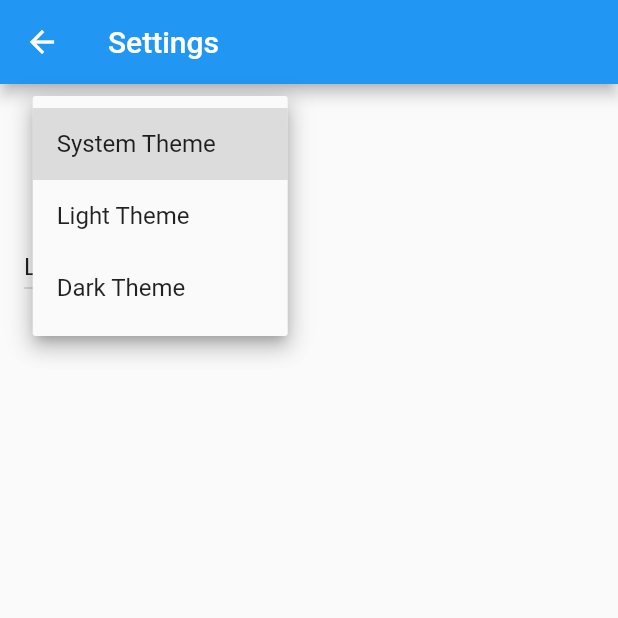
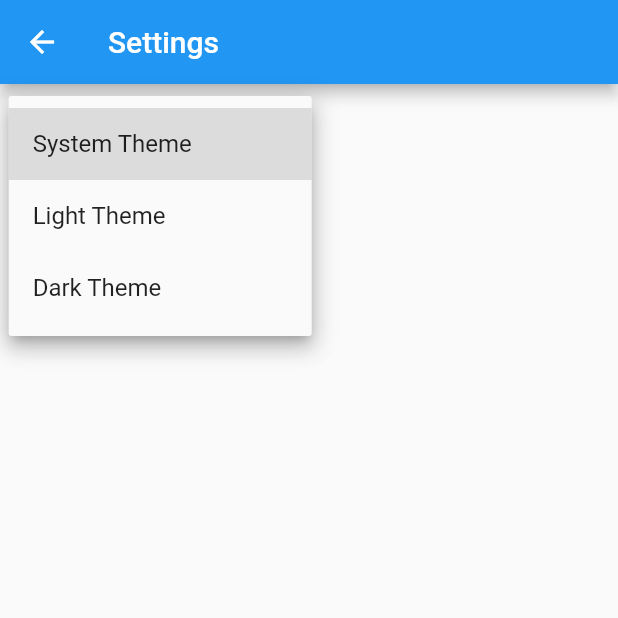
Before and after one commit to ncueteam/ncue, a Flutter app: the SettingsView screen opened by its route, after a tap on "System Theme", on a phone screen of 412 x 824 dp, the top half of it. Run offline on Flutter 3.47's test engine with Material 2 defaults, Android fonts, the light colour scheme and no system bars; our stand-ins replace audioplayers, cloud_firestore, firebase_auth, firebase_core, flutter_blue_plus, local_auth and 3 more; missing offline and left inert: encrypt, firebase_ui_auth, firebase_ui_localizations, firebase_ui_oauth_facebook, firebase_ui_oauth_google, mqtt_client; accounts and stored records are empty; generated files the repository leaves out were written again.

Commit message:
整體架構更新 RouteView基礎元件: 包含 1.settingcontroller loader 2.icon of the page 3.name of the page 4.IconRouterButton 更新

```diff
--- /dev/null
+++ b/lib/src/features/basic/route_view.dart
@@ -0,0 +1,17 @@
+import 'package:flutter/material.dart';
+import 'package:ncue_app/src/features/settings/settings_controller.dart';
+
+import '../settings/settings_service.dart';
+
+abstract class RouteView extends StatefulWidget {
+  final String routeName;
+  final IconData routeIcon;
+  static final SettingsController settingsController =
+      SettingsController(SettingsService());
+  static Future<void> loadRouteViewSettings() async {
+    await settingsController.loadSettings();
+  }
+
+  const RouteView({Key? key, required this.routeName, required this.routeIcon})
+      : super(key: key);
+}
--- a/lib/src/features/basic/unit.dart
+++ b/lib/src/features/basic/unit.dart
@@ -51,7 +51,7 @@ class _UnitState extends State<Unit> {
               foregroundImage: AssetImage(item.iconPath),
             ),
             onTap: () {
-              Navigator.pushNamed(context, ItemDetailsView.routeName,
+              Navigator.pushNamed(context, const ItemDetailsView().routeName,
                   arguments: {'item': item});
             });
     }
--- a/lib/src/features/bluetooth/flutterblueapp.dart
+++ b/lib/src/features/bluetooth/flutterblueapp.dart
@@ -9,6 +9,7 @@ import 'dart:math';
 import 'package:flutter/material.dart';
 import 'package:flutter/services.dart';
 import 'package:flutter_blue_plus/flutter_blue_plus.dart';
+import 'package:ncue_app/src/features/basic/route_view.dart';
 import 'package:permission_handler/permission_handler.dart';
 
 import 'bluetoothoffscreen.dart';
@@ -19,7 +20,8 @@ import 'widgets.dart';
 final snackBarKeyA = GlobalKey<ScaffoldMessengerState>();
 final snackBarKeyB = GlobalKey<ScaffoldMessengerState>();
 final snackBarKeyC = GlobalKey<ScaffoldMessengerState>();
-final Map<DeviceIdentifier, ValueNotifier<bool>> isConnectingOrDisconnecting = {};
+final Map<DeviceIdentifier, ValueNotifier<bool>> isConnectingOrDisconnecting =
+    {};
 
 TextEditingController wifiNameController = TextEditingController();
 TextEditingController wifiPasswordController = TextEditingController();
@@ -50,12 +52,15 @@ class BluetoothAdapterStateObserver extends NavigatorObserver {
   }
 }
 
-class FlutterBlueApp extends StatelessWidget {
-  const FlutterBlueApp({Key? key}) : super(key: key);
+class FlutterBlueApp extends RouteView {
+  const FlutterBlueApp({super.key})
+      : super(routeName: '/bluetooth', routeIcon: Icons.bluetooth);
 
-  static const String routeName = '/bluetooth';
-  static const IconData routeIcon = Icons.bluetooth;
+  @override
+  State<FlutterBlueApp> createState() => _FlutterBlueAppState();
+}
 
+class _FlutterBlueAppState extends State<FlutterBlueApp> {
   @override
   Widget build(BuildContext context) {
     return MaterialApp(
--- a/lib/src/features/settings/settings_controller.dart
+++ b/lib/src/features/settings/settings_controller.dart
@@ -17,5 +17,6 @@ class SettingsController with ChangeNotifier {
     _themeMode = newThemeMode;
     notifyListeners();
     await _settingsService.updateThemeMode(newThemeMode);
+    notifyListeners();
   }
 }
--- a/lib/src/features/settings/settings_view.dart
+++ b/lib/src/features/settings/settings_view.dart
@@ -1,14 +1,15 @@
 import 'package:flutter/material.dart';
-import 'settings_controller.dart';
+import 'package:ncue_app/src/features/basic/route_view.dart';
 
-class SettingsView extends StatelessWidget {
-  const SettingsView({super.key, required this.controller});
+class SettingsView extends RouteView {
+  const SettingsView({super.key})
+      : super(routeName: '/settings', routeIcon: Icons.settings);
 
-  static const routeName = '/settings';
-  static const IconData routeIcon = Icons.settings;
+  @override
+  State<SettingsView> createState() => _SettingsViewState();
+}
 
-  final SettingsController controller;
-
+class _SettingsViewState extends State<SettingsView> {
   @override
   Widget build(BuildContext context) {
     return Scaffold(
@@ -17,11 +18,13 @@ class SettingsView extends StatelessWidget {
       ),
       body: Column(
         children: [
-          Padding(
+          DropdownButton<ThemeMode>(
             padding: const EdgeInsets.all(16),
-            child: DropdownButton<ThemeMode>(
-              value: controller.themeMode,
-              onChanged: controller.updateThemeMode,
+            value: RouteView.settingsController.themeMode,
+            onChanged: (themeMode) async {
+              await RouteView.settingsController.updateThemeMode(themeMode);
+              setState(() {});
+            },
             items: const [
               DropdownMenuItem(
                 value: ThemeMode.system,
@@ -36,7 +39,6 @@ class SettingsView extends StatelessWidget {
                 child: Text('Dark Theme'),
               )
             ],
-            ),
           ),
           Padding(
             padding: const EdgeInsets.all(16),
```
Also changed, not shown: lib/main.dart (+3 -6 lines), lib/src/app.dart (+19 -23 lines), lib/src/features/basic/home_view.dart (+9 -16 lines), lib/src/features/basic/icon_route.dart (+5 -7 lines), lib/src/features/basic/password_reset_view.dart (+4 -5 lines), lib/src/features/basic/phone_input_view.dart (+4 -5 lines), lib/src/features/basic/profile_view.dart (+6 -8 lines), lib/src/features/basic/sign_in_view.dart (+6 -6 lines), lib/src/features/basic/sms_view.dart (+4 -6 lines), lib/src/features/item_system/item_details_view.dart (+8 -3 lines), lib/src/features/mqtt/mqttapp.dart (+4 -5 lines), lib/src/features/user/user_service.dart (+8 -2 lines), lib/src/features/web_view/webview.dart (+4 -5 lines), pubspec.lock. Lines whose indentation alone changed are shown as unchanged.
